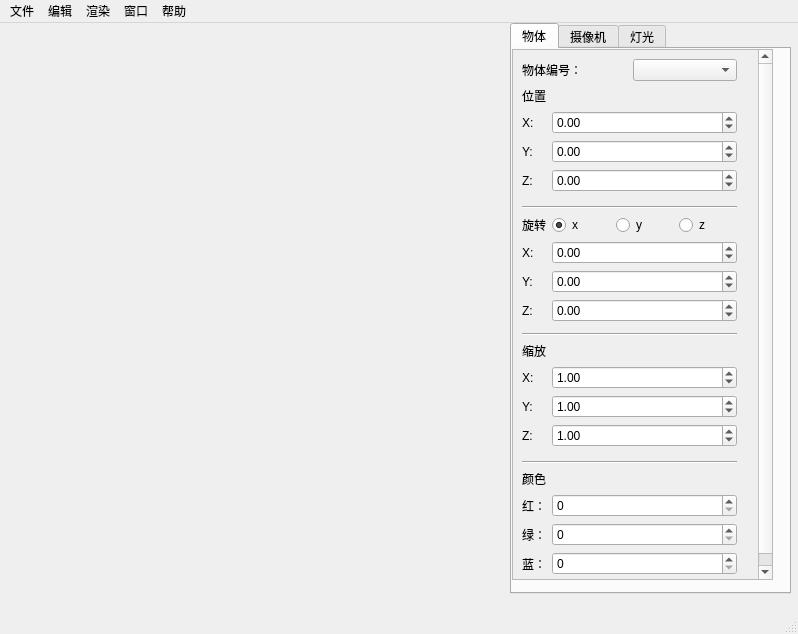
Qt form RenderLite/mainwindow.ui (mumu-sild/RenderLite) before a commit.
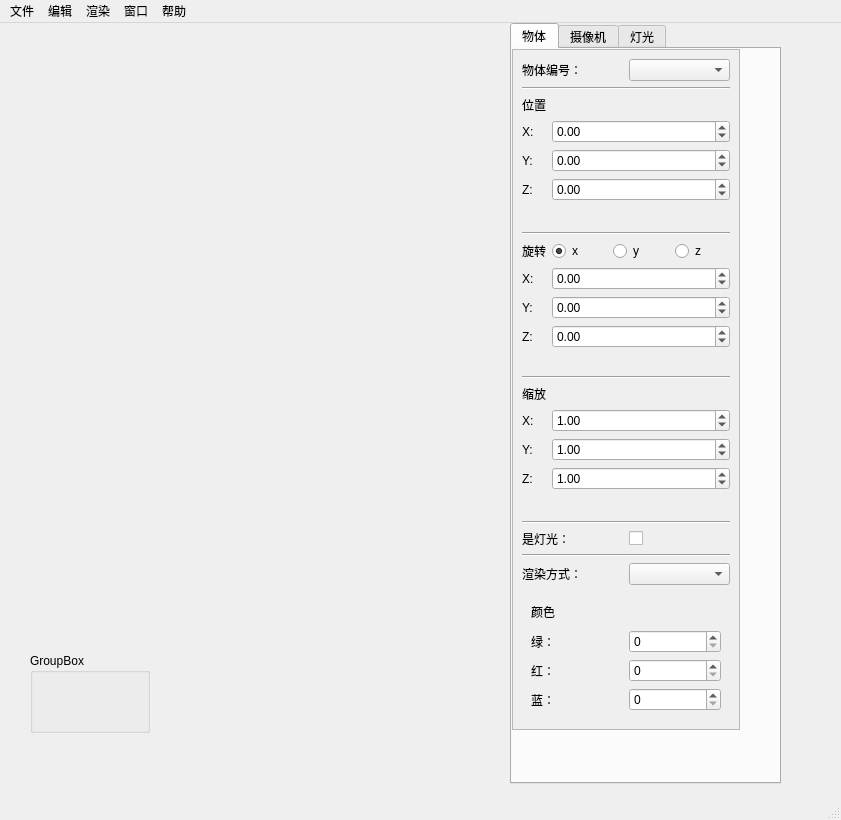
The same form after that commit. The open tabs and pages were chosen to show the change.

Commit message: RenderLite3.0完整版

```diff
--- a/RenderLite/mainwindow.ui
+++ b/RenderLite/mainwindow.ui
@@ -6,8 +6,8 @@
    <rect>
     <x>0</x>
     <y>0</y>
-    <width>798</width>
-    <height>634</height>
+    <width>841</width>
+    <height>820</height>
    </rect>
   </property>
   <property name="windowTitle">
@@ -19,8 +19,8 @@
      <rect>
       <x>510</x>
       <y>0</y>
-      <width>281</width>
-      <height>571</height>
+      <width>271</width>
+      <height>761</height>
      </rect>
     </property>
     <property name="currentIndex">
@@ -35,8 +35,8 @@
        <rect>
         <x>0</x>
         <y>0</y>
-        <width>261</width>
-        <height>531</height>
+        <width>228</width>
+        <height>681</height>
        </rect>
       </property>
       <property name="widgetResizable">
@@ -47,20 +47,14 @@
         <rect>
          <x>0</x>
          <y>0</y>
-         <width>233</width>
-         <height>541</height>
+         <width>226</width>
+         <height>679</height>
         </rect>
        </property>
-       <property name="minimumSize">
-        <size>
-         <width>233</width>
-         <height>541</height>
-        </size>
-       </property>
        <property name="maximumSize">
         <size>
-         <width>233</width>
-         <height>541</height>
+         <width>16777215</width>
+         <height>679</height>
         </size>
        </property>
        <layout class="QVBoxLayout" name="verticalLayout_2">
@@ -82,6 +76,13 @@
           </item>
          </layout>
         </item>
+        <item>
+         <widget class="Line" name="line">
+          <property name="orientation">
+           <enum>Qt::Horizontal</enum>
+          </property>
+         </widget>
+        </item>
         <item>
          <layout class="QFormLayout" name="formLayout">
           <item row="1" column="0">
@@ -163,7 +164,7 @@
          </layout>
         </item>
         <item>
-         <widget class="Line" name="line">
+         <widget class="Line" name="line_2">
           <property name="orientation">
            <enum>Qt::Horizontal</enum>
           </property>
@@ -275,10 +276,7 @@
          </layout>
         </item>
         <item>
-         <widget class="Line" name="line_2">
-          <property name="autoFillBackground">
-           <bool>false</bool>
-          </property>
+         <widget class="Line" name="line_3">
           <property name="orientation">
            <enum>Qt::Horizontal</enum>
           </property>
@@ -309,7 +307,7 @@
           <item row="1" column="1">
            <widget class="QDoubleSpinBox" name="object_scale_x_spinbox">
             <property name="maximum">
-             <double>5.000000000000000</double>
+             <double>99.989999999999995</double>
             </property>
             <property name="singleStep">
              <double>0.010000000000000</double>
@@ -356,71 +354,134 @@
          </layout>
         </item>
         <item>
-         <widget class="Line" name="line_3">
+         <widget class="Line" name="line_4">
           <property name="orientation">
            <enum>Qt::Horizontal</enum>
           </property>
          </widget>
         </item>
         <item>
-         <layout class="QFormLayout" name="formLayout_5">
-          <item row="0" column="0">
-           <widget class="QLabel" name="color_label">
+         <layout class="QHBoxLayout" name="horizontalLayout_8">
+          <item>
+           <widget class="QLabel" name="object_is_light_label">
             <property name="text">
-             <string>颜色</string>
+             <string>是灯光：</string>
             </property>
-            <property name="textFormat">
-             <enum>Qt::AutoText</enum>
-            </property>
-            <property name="margin">
-             <number>1</number>
-            </property>
            </widget>
           </item>
-          <item row="1" column="0">
-           <widget class="QLabel" name="color_red_label">
+          <item>
+           <widget class="QCheckBox" name="object_is_light_chekBox">
             <property name="text">
-             <string>红：</string>
+             <string/>
             </property>
            </widget>
           </item>
-          <item row="2" column="0">
-           <widget class="QLabel" name="color_green_label">
+         </layout>
+        </item>
+        <item>
+         <widget class="Line" name="line_5">
+          <property name="orientation">
+           <enum>Qt::Horizontal</enum>
+          </property>
+         </widget>
+        </item>
+        <item>
+         <layout class="QHBoxLayout" name="horizontalLayout_3">
+          <item>
+           <widget class="QLabel" name="object_rendermethod_label">
             <property name="text">
-             <string>绿：</string>
+             <string>渲染方式：</string>
             </property>
            </widget>
           </item>
-          <item row="3" column="0">
-           <widget class="QLabel" name="color_blue_label">
-            <property name="text">
-             <string>蓝：</string>
+          <item>
+           <widget class="QComboBox" name="object_renderMethod_comboBox">
+            <property name="editable">
+             <bool>false</bool>
             </property>
-           </widget>
-          </item>
-          <item row="1" column="1">
-           <widget class="QSpinBox" name="object_color_red_spinbox">
-            <property name="maximum">
-             <number>255</number>
+            <property name="currentText">
+             <string/>
             </property>
-           </widget>
-          </item>
-          <item row="2" column="1">
-           <widget class="QSpinBox" name="object_color_green_spinbox">
-            <property name="maximum">
-             <number>255</number>
+            <property name="currentIndex">
+             <number>-1</number>
             </property>
            </widget>
           </item>
-          <item row="3" column="1">
-           <widget class="QSpinBox" name="object_color_blue_spinbox">
-            <property name="maximum">
-             <number>255</number>
-            </property>
-           </widget>
-          </item>
          </layout>
         </item>
+        <item>
+         <widget class="QWidget" name="object_color_widget" native="true">
+          <layout class="QVBoxLayout" name="verticalLayout_4">
+           <item>
+            <widget class="QLabel" name="color_label">
+             <property name="text">
+              <string>颜色</string>
+             </property>
+             <property name="textFormat">
+              <enum>Qt::AutoText</enum>
+             </property>
+             <property name="margin">
+              <number>1</number>
+             </property>
+            </widget>
+           </item>
+           <item>
+            <layout class="QHBoxLayout" name="horizontalLayout_5">
+             <item>
+              <widget class="QLabel" name="color_green_label">
+               <property name="text">
+                <string>绿：</string>
+               </property>
+              </widget>
+             </item>
+             <item>
+              <widget class="QSpinBox" name="object_color_green_spinbox">
+               <property name="maximum">
+                <number>255</number>
+               </property>
+              </widget>
+             </item>
+            </layout>
+           </item>
+           <item>
+            <layout class="QHBoxLayout" name="horizontalLayout_4">
+             <item>
+              <widget class="QLabel" name="color_red_label">
+               <property name="text">
+                <string>红：</string>
+               </property>
+              </widget>
+             </item>
+             <item>
+              <widget class="QSpinBox" name="object_color_red_spinbox">
+               <property name="maximum">
+                <number>255</number>
+               </property>
+              </widget>
+             </item>
+            </layout>
+           </item>
+           <item>
+            <layout class="QHBoxLayout" name="horizontalLayout_7">
+             <item>
+              <widget class="QLabel" name="color_blue_label">
+               <property name="text">
+                <string>蓝：</string>
+               </property>
+              </widget>
+             </item>
+             <item>
+              <widget class="QSpinBox" name="object_color_blue_spinbox">
+               <property name="maximum">
+                <number>255</number>
+               </property>
+              </widget>
+             </item>
+            </layout>
+           </item>
+          </layout>
+         </widget>
+        </item>
        </layout>
       </widget>
      </widget>
@@ -1292,13 +1353,26 @@
      </widget>
     </widget>
    </widget>
+   <widget class="QGroupBox" name="groupBox">
+    <property name="geometry">
+     <rect>
+      <x>30</x>
+      <y>630</y>
+      <width>120</width>
+      <height>80</height>
+     </rect>
+    </property>
+    <property name="title">
+     <string>GroupBox</string>
+    </property>
+   </widget>
   </widget>
   <widget class="QMenuBar" name="menubar">
    <property name="geometry">
     <rect>
      <x>0</x>
      <y>0</y>
-     <width>798</width>
+     <width>841</width>
      <height>30</height>
     </rect>
    </property>
```
Left out of the diff: 262 changed lines with no effect on the pictures. The commit also changes 25 other files.
